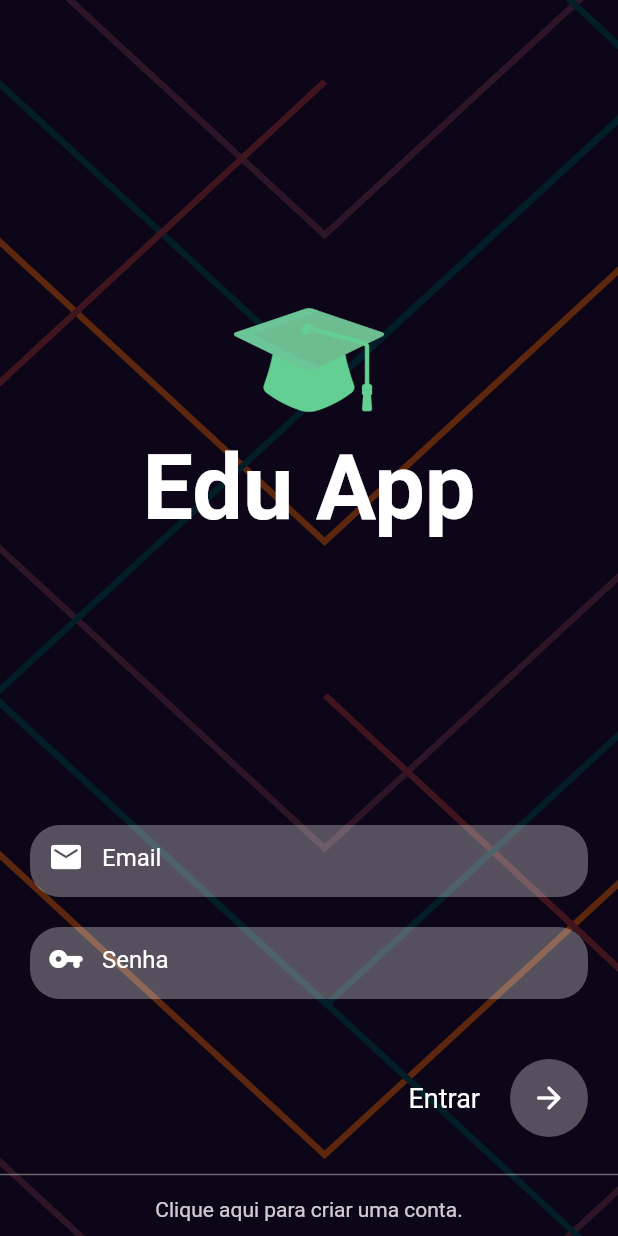
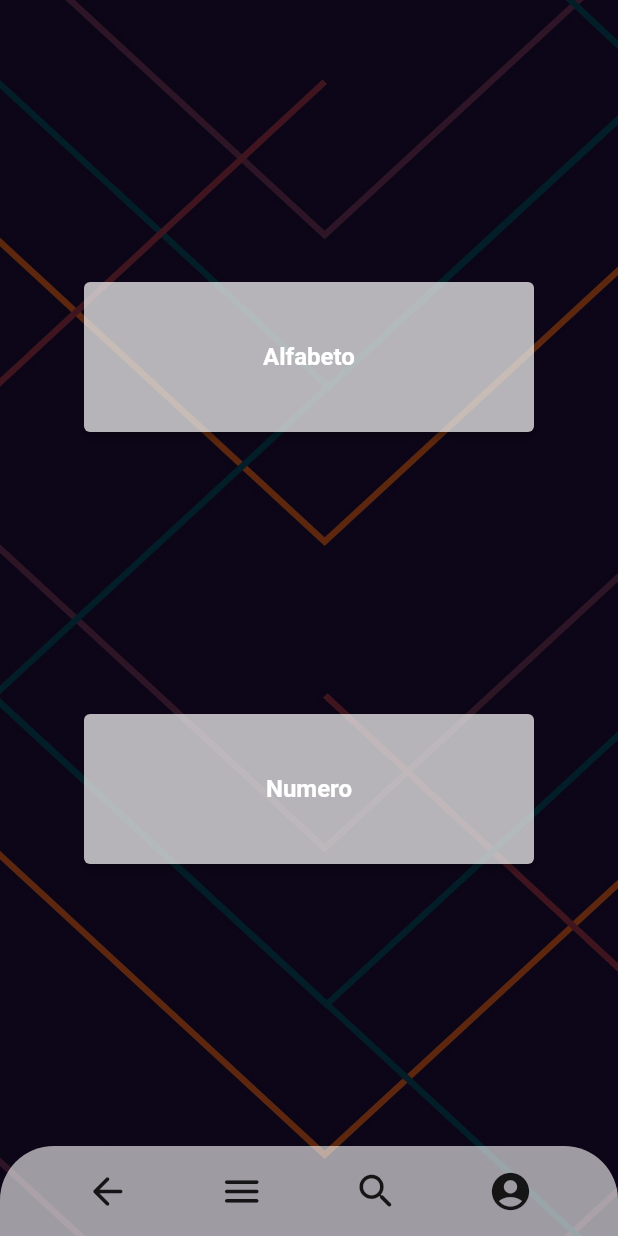
Before and after one commit to GiuseppeFantoni/literacy, a Flutter app: the screen it shows after launch, after a tap on the "arrow forward" icon, on a phone screen of 412 x 824 dp. Run offline on Flutter 3.47's test engine with Material 2 defaults, Android fonts, the phone set to English and light mode, and no system bars; our stand-ins replace google_fonts; Roboto replaces fonts that are missing (Petrona).

Commit message:
Estrutura page controller

```diff
--- a/lib/login_page.dart
+++ b/lib/login_page.dart
@@ -1,5 +1,6 @@
 import 'package:flutter/material.dart';
 import 'package:google_fonts/google_fonts.dart';
+import 'page_controller.dart';
 
 class LoginPage extends StatelessWidget {
   @override
@@ -129,7 +130,13 @@ class LoginPage extends StatelessWidget {
                                         Icons.arrow_forward_rounded,
                                         color: Colors.white,
                                       )),
-                                  onTap: () {},
+                                  onTap: () {
+                                    Navigator.push(
+                                        context,
+                                        MaterialPageRoute(
+                                            builder: (BuildContext context) =>
+                                                PageControllerEdu()));
+                                  },
                                 ),
                               ),
                             ),
--- /dev/null
+++ b/lib/page_controller.dart
@@ -0,0 +1,88 @@
+import 'package:flutter/material.dart';
+import 'package:google_fonts/google_fonts.dart';
+import 'login_page.dart';
+
+class PageControllerEdu extends StatelessWidget {
+  @override
+  Widget build(BuildContext context) {
+    return SafeArea(
+        child: Stack(children: [
+      Container(
+        decoration: BoxDecoration(
+            image: DecorationImage(
+                fit: BoxFit.fill,
+                colorFilter: ColorFilter.mode(Colors.black26, BlendMode.darken),
+                image: AssetImage('assets/images/background.jpg'))),
+      ),
+      Scaffold(
+          bottomNavigationBar: Container(
+            decoration: BoxDecoration(
+                color: Colors.white60,
+                borderRadius: BorderRadius.only(
+                    topLeft: Radius.circular(36.0),
+                    topRight: Radius.circular(36.0))),
+            padding: const EdgeInsets.all(6),
+            child: Row(
+              mainAxisAlignment: MainAxisAlignment.spaceEvenly,
+              children: [
+                IconButton(
+                    onPressed: () {
+                      Navigator.push(
+                          context,
+                          MaterialPageRoute(
+                              builder: (BuildContext context) => LoginPage()));
+                    },
+                    icon: Icon(Icons.arrow_back_rounded, size: 30)),
+                IconButton(
+                    onPressed: () {}, icon: Icon(Icons.menu_rounded, size: 30)),
+                IconButton(
+                    onPressed: () {},
+                    icon: Icon(Icons.search_rounded, size: 30)),
+                IconButton(
+                    onPressed: () {},
+                    icon: Icon(
+                      Icons.account_circle_rounded,
+                      size: 30,
+                    ))
+              ],
+            ),
+          ),
+          backgroundColor: Colors.transparent,
+          body: Column(children: [
+            Flexible(
+                child: Center(
+                    child: Container(
+              child: Column(
+                mainAxisAlignment: MainAxisAlignment.spaceEvenly,
+                children: [
+                  SizedBox(
+                    height: 100,
+                    width: 300,
+                    child: ElevatedButton(
+                      onPressed: () {},
+                      child: Text('Alfabeto'),
+                      style: ElevatedButton.styleFrom(
+                          primary: Colors.white70,
+                          textStyle: TextStyle(
+                              fontSize: 16, fontWeight: FontWeight.bold)),
+                    ),
+                  ),
+                  SizedBox(
+                    height: 100,
+                    width: 300,
+                    child: ElevatedButton(
+                      onPressed: () {},
+                      child: Text('Numero'),
+                      style: ElevatedButton.styleFrom(
+                          primary: Colors.white70,
+                          textStyle: TextStyle(
+                              fontSize: 16, fontWeight: FontWeight.bold)),
+                    ),
+                  ),
+                ],
+              ),
+            ))),
+          ]))
+    ]));
+  }
+}
```
